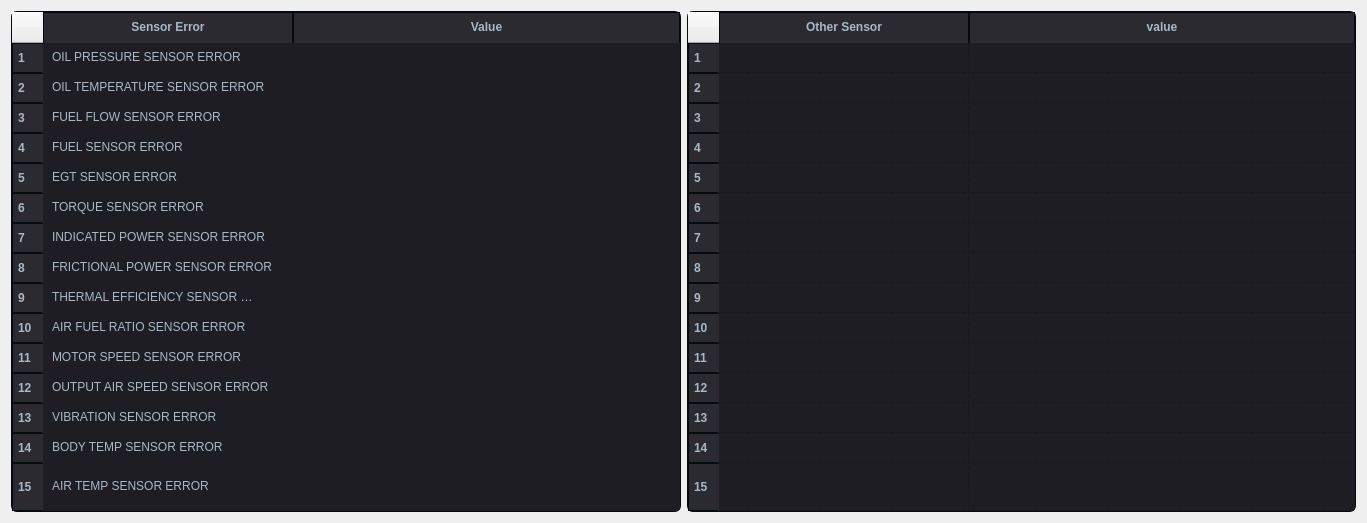
First picture: the form in src/sensorerrortable.ui, repository Mehran1383/Aircraft_Engine_Monitoring, before the edit.
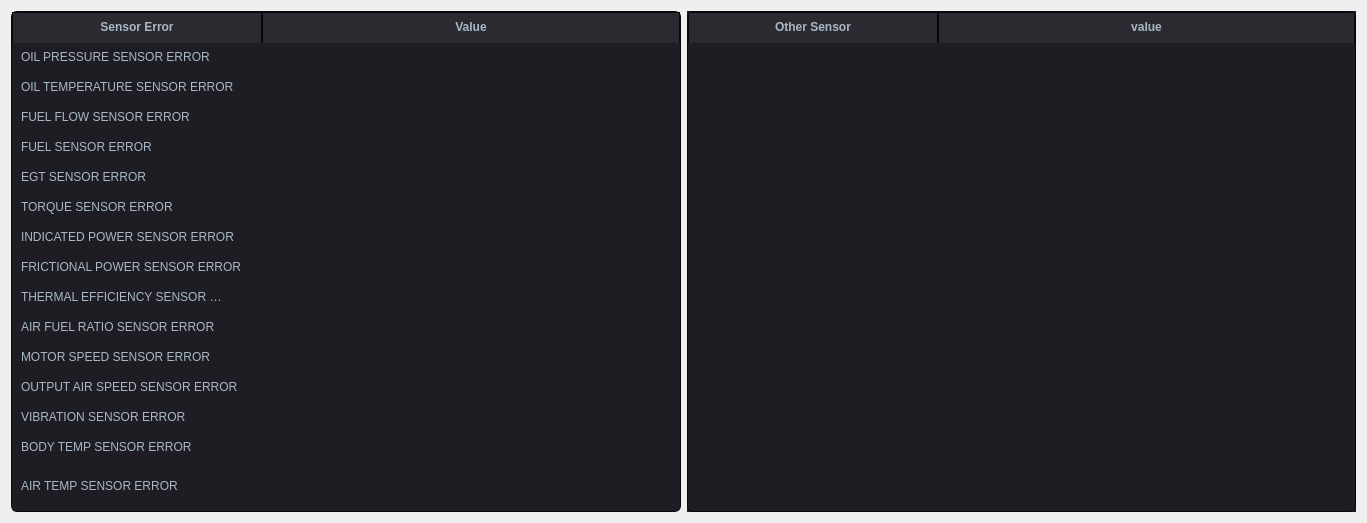
Second picture: the form after the edit.

Patch:
```diff
--- a/src/sensorerrortable.ui
+++ b/src/sensorerrortable.ui
@@ -31,6 +31,9 @@
   <property name="windowTitle">
    <string>Form</string>
   </property>
+  <property name="styleSheet">
+   <string notr="true"/>
+  </property>
   <layout class="QHBoxLayout" name="horizontalLayout_3">
    <item>
     <layout class="QHBoxLayout" name="horizontalLayout">
@@ -100,10 +103,7 @@
 </string>
        </property>
        <property name="frameShape">
-        <enum>QFrame::Shape::Box</enum>
-       </property>
-       <property name="frameShadow">
-        <enum>QFrame::Shadow::Raised</enum>
+        <enum>QFrame::Panel</enum>
        </property>
        <property name="autoScrollMargin">
         <number>10</number>
@@ -121,7 +121,7 @@
         <enum>QAbstractItemView::SelectionMode::NoSelection</enum>
        </property>
        <property name="textElideMode">
-        <enum>Qt::TextElideMode::ElideMiddle</enum>
+        <enum>Qt::ElideLeft</enum>
        </property>
        <property name="verticalScrollMode">
         <enum>QAbstractItemView::ScrollMode::ScrollPerItem</enum>
@@ -157,7 +157,7 @@
         <bool>true</bool>
        </attribute>
        <attribute name="verticalHeaderVisible">
-        <bool>true</bool>
+        <bool>false</bool>
        </attribute>
        <attribute name="verticalHeaderMinimumSectionSize">
         <number>20</number>
@@ -288,6 +288,12 @@
          <verstretch>0</verstretch>
         </sizepolicy>
        </property>
+       <property name="focusPolicy">
+        <enum>Qt::WheelFocus</enum>
+       </property>
+       <property name="autoFillBackground">
+        <bool>true</bool>
+       </property>
        <property name="styleSheet">
         <string notr="true">QTableWidget {
     background-color: #1e1d23;
@@ -334,10 +340,7 @@
 </string>
        </property>
        <property name="frameShape">
-        <enum>QFrame::Shape::Box</enum>
-       </property>
-       <property name="frameShadow">
-        <enum>QFrame::Shadow::Raised</enum>
+        <enum>QFrame::NoFrame</enum>
        </property>
        <property name="autoScrollMargin">
         <number>10</number>
@@ -361,13 +364,13 @@
         <enum>QAbstractItemView::SelectionBehavior::SelectColumns</enum>
        </property>
        <property name="textElideMode">
-        <enum>Qt::TextElideMode::ElideMiddle</enum>
+        <enum>Qt::ElideLeft</enum>
        </property>
        <property name="horizontalScrollMode">
         <enum>QAbstractItemView::ScrollMode::ScrollPerPixel</enum>
        </property>
        <property name="gridStyle">
-        <enum>Qt::PenStyle::DashDotLine</enum>
+        <enum>Qt::NoPen</enum>
        </property>
        <property name="rowCount">
         <number>15</number>
@@ -388,7 +391,7 @@
         <bool>true</bool>
        </attribute>
        <attribute name="verticalHeaderVisible">
-        <bool>true</bool>
+        <bool>false</bool>
        </attribute>
        <attribute name="verticalHeaderCascadingSectionResizes">
         <bool>false</bool>
```
Left out of the diff: 23 changed lines with no effect on the pictures.
